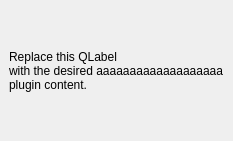
First picture: the form in algomaps_qgis_dockwidget_base.ui, repository Algolytics/algomaps_qgis, before the edit.
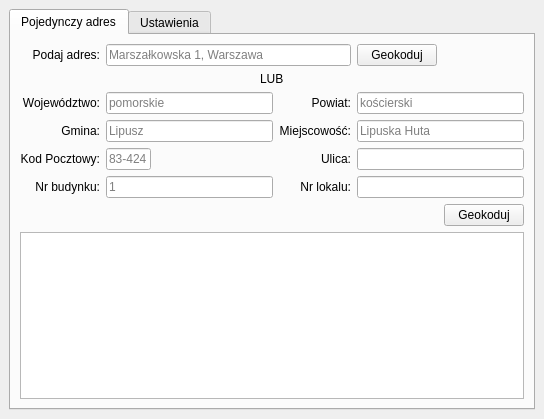
Second picture: the form after the edit. The open tabs and pages were chosen to show the change. Custom widgets are drawn as their Qt base class.

Commit message: Prepare UI v1 (single+settings)

The edit to the form file:
```diff
--- a/algomaps_qgis_dockwidget_base.ui
+++ b/algomaps_qgis_dockwidget_base.ui
@@ -6,27 +6,500 @@
    <rect>
     <x>0</x>
     <y>0</y>
-    <width>232</width>
-    <height>141</height>
+    <width>544</width>
+    <height>402</height>
    </rect>
   </property>
   <property name="windowTitle">
    <string>TestPlugin</string>
   </property>
   <widget class="QWidget" name="dockWidgetContents">
-   <layout class="QGridLayout" name="gridLayout">
+   <layout class="QGridLayout" name="gridLayout_2">
     <item row="0" column="0">
-     <widget class="QLabel" name="label">
-      <property name="text">
-       <string>Replace this QLabel
-with the desired aaaaaaaaaaaaaaaaaaa
-plugin content.</string>
+     <widget class="QTabWidget" name="tabWidget">
+      <property name="currentIndex">
+       <number>1</number>
       </property>
+      <widget class="QWidget" name="tab_single">
+       <attribute name="title">
+        <string>Pojedynczy adres</string>
+       </attribute>
+       <layout class="QGridLayout" name="gridLayout">
+        <item row="5" column="2">
+         <widget class="QLabel" name="lbl_lokal">
+          <property name="text">
+           <string>Nr lokalu:</string>
+          </property>
+          <property name="alignment">
+           <set>Qt::AlignRight|Qt::AlignTrailing|Qt::AlignVCenter</set>
+          </property>
+         </widget>
+        </item>
+        <item row="2" column="0">
+         <widget class="QLabel" name="lbl_woj">
+          <property name="text">
+           <string>Województwo:</string>
+          </property>
+          <property name="alignment">
+           <set>Qt::AlignRight|Qt::AlignTrailing|Qt::AlignVCenter</set>
+          </property>
+         </widget>
+        </item>
+        <item row="3" column="1">
+         <widget class="QLineEdit" name="txt_commune">
+          <property name="minimumSize">
+           <size>
+            <width>60</width>
+            <height>0</height>
+           </size>
+          </property>
+          <property name="text">
+           <string/>
+          </property>
+          <property name="placeholderText">
+           <string>Lipusz</string>
+          </property>
+         </widget>
+        </item>
+        <item row="3" column="3">
+         <widget class="QLineEdit" name="txt_city">
+          <property name="minimumSize">
+           <size>
+            <width>60</width>
+            <height>0</height>
+           </size>
+          </property>
+          <property name="text">
+           <string/>
+          </property>
+          <property name="placeholderText">
+           <string>Lipuska Huta</string>
+          </property>
+         </widget>
+        </item>
+        <item row="4" column="3">
+         <widget class="QLineEdit" name="txt_street">
+          <property name="minimumSize">
+           <size>
+            <width>60</width>
+            <height>0</height>
+           </size>
+          </property>
+          <property name="placeholderText">
+           <string/>
+          </property>
+         </widget>
+        </item>
+        <item row="4" column="1">
+         <widget class="QLineEdit" name="txt_postal">
+          <property name="minimumSize">
+           <size>
+            <width>40</width>
+            <height>0</height>
+           </size>
+          </property>
+          <property name="maximumSize">
+           <size>
+            <width>45</width>
+            <height>50</height>
+           </size>
+          </property>
+          <property name="placeholderText">
+           <string>83-424</string>
+          </property>
+         </widget>
+        </item>
+        <item row="0" column="0">
+         <widget class="QLabel" name="lbl_daneog">
+          <property name="text">
+           <string>Podaj adres:</string>
+          </property>
+          <property name="alignment">
+           <set>Qt::AlignRight|Qt::AlignTrailing|Qt::AlignVCenter</set>
+          </property>
+         </widget>
+        </item>
+        <item row="2" column="2">
+         <widget class="QLabel" name="lbl_county">
+          <property name="text">
+           <string>Powiat:</string>
+          </property>
+          <property name="alignment">
+           <set>Qt::AlignRight|Qt::AlignTrailing|Qt::AlignVCenter</set>
+          </property>
+         </widget>
+        </item>
+        <item row="3" column="2">
+         <widget class="QLabel" name="lbl_msc">
+          <property name="text">
+           <string>Miejscowość:</string>
+          </property>
+          <property name="alignment">
+           <set>Qt::AlignRight|Qt::AlignTrailing|Qt::AlignVCenter</set>
+          </property>
+         </widget>
+        </item>
+        <item row="4" column="2">
+         <widget class="QLabel" name="lbl_ulica">
+          <property name="text">
+           <string>Ulica:</string>
+          </property>
+          <property name="alignment">
+           <set>Qt::AlignRight|Qt::AlignTrailing|Qt::AlignVCenter</set>
+          </property>
+         </widget>
+        </item>
+        <item row="3" column="0">
+         <widget class="QLabel" name="lbl_gmina">
+          <property name="text">
+           <string>Gmina:</string>
+          </property>
+          <property name="alignment">
+           <set>Qt::AlignRight|Qt::AlignTrailing|Qt::AlignVCenter</set>
+          </property>
+         </widget>
+        </item>
+        <item row="7" column="0" colspan="4">
+         <widget class="QTextBrowser" name="txt_outputstand"/>
+        </item>
+        <item row="0" column="1" colspan="2">
+         <widget class="QLineEdit" name="txt_daneog">
+          <property name="placeholderText">
+           <string>Marszałkowska 1, Warszawa</string>
+          </property>
+         </widget>
+        </item>
+        <item row="4" column="0">
+         <widget class="QLabel" name="lbl_kod">
+          <property name="text">
+           <string>Kod Pocztowy:</string>
+          </property>
+          <property name="alignment">
+           <set>Qt::AlignRight|Qt::AlignTrailing|Qt::AlignVCenter</set>
+          </property>
+         </widget>
+        </item>
+        <item row="5" column="0">
+         <widget class="QLabel" name="lbl_bud">
+          <property name="text">
+           <string>Nr budynku:</string>
+          </property>
+          <property name="alignment">
+           <set>Qt::AlignRight|Qt::AlignTrailing|Qt::AlignVCenter</set>
+          </property>
+         </widget>
+        </item>
+        <item row="5" column="3">
+         <widget class="QLineEdit" name="txt_flatno">
+          <property name="minimumSize">
+           <size>
+            <width>60</width>
+            <height>0</height>
+           </size>
+          </property>
+          <property name="toolTip">
+           <string/>
+          </property>
+          <property name="text">
+           <string/>
+          </property>
+          <property name="placeholderText">
+           <string/>
+          </property>
+         </widget>
+        </item>
+        <item row="6" column="3" alignment="Qt::AlignRight">
+         <widget class="QPushButton" name="btn_standarize_details">
+          <property name="sizePolicy">
+           <sizepolicy hsizetype="Minimum" vsizetype="Fixed">
+            <horstretch>0</horstretch>
+            <verstretch>0</verstretch>
+           </sizepolicy>
+          </property>
+          <property name="minimumSize">
+           <size>
+            <width>0</width>
+            <height>0</height>
+           </size>
+          </property>
+          <property name="maximumSize">
+           <size>
+            <width>150</width>
+            <height>16777215</height>
+           </size>
+          </property>
+          <property name="text">
+           <string>Geokoduj</string>
+          </property>
+         </widget>
+        </item>
+        <item row="5" column="1">
+         <widget class="QLineEdit" name="txt_houseno">
+          <property name="minimumSize">
+           <size>
+            <width>60</width>
+            <height>0</height>
+           </size>
+          </property>
+          <property name="toolTip">
+           <string/>
+          </property>
+          <property name="text">
+           <string/>
+          </property>
+          <property name="placeholderText">
+           <string>1</string>
+          </property>
+         </widget>
+        </item>
+        <item row="2" column="1">
+         <widget class="QLineEdit" name="txt_voivodeship">
+          <property name="sizePolicy">
+           <sizepolicy hsizetype="Expanding" vsizetype="Fixed">
+            <horstretch>0</horstretch>
+            <verstretch>0</verstretch>
+           </sizepolicy>
+          </property>
+          <property name="minimumSize">
+           <size>
+            <width>60</width>
+            <height>0</height>
+           </size>
+          </property>
+          <property name="placeholderText">
+           <string>pomorskie</string>
+          </property>
+         </widget>
+        </item>
+        <item row="2" column="3">
+         <widget class="QLineEdit" name="txt_county">
+          <property name="minimumSize">
+           <size>
+            <width>60</width>
+            <height>0</height>
+           </size>
+          </property>
+          <property name="text">
+           <string/>
+          </property>
+          <property name="placeholderText">
+           <string>kościerski</string>
+          </property>
+         </widget>
+        </item>
+        <item row="0" column="3" alignment="Qt::AlignLeft">
+         <widget class="QPushButton" name="btn_standarize_general">
+          <property name="sizePolicy">
+           <sizepolicy hsizetype="Minimum" vsizetype="Fixed">
+            <horstretch>0</horstretch>
+            <verstretch>0</verstretch>
+           </sizepolicy>
+          </property>
+          <property name="maximumSize">
+           <size>
+            <width>150</width>
+            <height>16777215</height>
+           </size>
+          </property>
+          <property name="text">
+           <string>Geokoduj</string>
+          </property>
+         </widget>
+        </item>
+        <item row="1" column="0" colspan="4" alignment="Qt::AlignHCenter">
+         <widget class="QLabel" name="lbl_lub">
+          <property name="text">
+           <string>LUB</string>
+          </property>
+         </widget>
+        </item>
+       </layout>
+       <zorder>btn_standarize_details</zorder>
+       <zorder>lbl_daneog</zorder>
+       <zorder>txt_outputstand</zorder>
+       <zorder>lbl_woj</zorder>
+       <zorder>txt_daneog</zorder>
+       <zorder>lbl_county</zorder>
+       <zorder>txt_county</zorder>
+       <zorder>txt_commune</zorder>
+       <zorder>lbl_gmina</zorder>
+       <zorder>lbl_msc</zorder>
+       <zorder>txt_city</zorder>
+       <zorder>txt_street</zorder>
+       <zorder>lbl_ulica</zorder>
+       <zorder>txt_postal</zorder>
+       <zorder>lbl_kod</zorder>
+       <zorder>lbl_bud</zorder>
+       <zorder>txt_houseno</zorder>
+       <zorder>txt_flatno</zorder>
+       <zorder>lbl_lokal</zorder>
+       <zorder>txt_voivodeship</zorder>
+       <zorder>btn_standarize_general</zorder>
+       <zorder>lbl_lub</zorder>
+      </widget>
+      <widget class="QWidget" name="tab_settings">
+       <attribute name="title">
+        <string>Ustawienia</string>
+       </attribute>
+       <layout class="QGridLayout" name="gridLayout_3">
+        <item row="2" column="0" colspan="4">
+         <widget class="QGroupBox" name="groupBox_settings_single">
+          <property name="title">
+           <string>Batch</string>
+          </property>
+          <layout class="QGridLayout" name="gridLayout_6">
+           <item row="0" column="2">
+            <widget class="QLineEdit" name="txt_dq_user"/>
+           </item>
+           <item row="1" column="0">
+            <widget class="QLabel" name="lbl_set_dqtoken">
+             <property name="text">
+              <string>DQ token:</string>
+             </property>
+            </widget>
+           </item>
+           <item row="0" column="0">
+            <widget class="QLabel" name="lbl_set_dquser">
+             <property name="text">
+              <string>DQ user:</string>
+             </property>
+            </widget>
+           </item>
+           <item row="1" column="2">
+            <widget class="QgsPasswordLineEdit" name="txt_dq_token"/>
+           </item>
+          </layout>
+         </widget>
+        </item>
+        <item row="0" column="3">
+         <widget class="QPushButton" name="btn_settings_reset">
+          <property name="text">
+           <string>Resetuj</string>
+          </property>
+         </widget>
+        </item>
+        <item row="0" column="1">
+         <spacer name="horizontalSpacer_settings">
+          <property name="orientation">
+           <enum>Qt::Horizontal</enum>
+          </property>
+          <property name="sizeHint" stdset="0">
+           <size>
+            <width>40</width>
+            <height>20</height>
+           </size>
+          </property>
+         </spacer>
+        </item>
+        <item row="1" column="0" colspan="4">
+         <widget class="QGroupBox" name="groupBox_settings_single_2">
+          <property name="title">
+           <string>Pojedynczy adres</string>
+          </property>
+          <layout class="QGridLayout" name="gridLayout_7">
+           <item row="0" column="2">
+            <widget class="QgsPasswordLineEdit" name="txt_api_key"/>
+           </item>
+           <item row="0" column="0" colspan="2">
+            <widget class="QLabel" name="lbl_set_apikey">
+             <property name="text">
+              <string>API key:</string>
+             </property>
+            </widget>
+           </item>
+          </layout>
+         </widget>
+        </item>
+        <item row="3" column="0" colspan="4">
+         <widget class="QGroupBox" name="groupBox">
+          <property name="title">
+           <string>Dodatkowe ustawienia</string>
+          </property>
+          <layout class="QGridLayout" name="gridLayout_5">
+           <item row="2" column="0">
+            <widget class="QCheckBox" name="chk_teryt">
+             <property name="text">
+              <string>Identyfikatory TERYT</string>
+             </property>
+             <property name="checkable">
+              <bool>false</bool>
+             </property>
+            </widget>
+           </item>
+           <item row="4" column="0">
+            <widget class="QCheckBox" name="chk_buildinfo">
+             <property name="text">
+              <string>Informacje o budynku</string>
+             </property>
+             <property name="checkable">
+              <bool>false</bool>
+             </property>
+            </widget>
+           </item>
+           <item row="3" column="0">
+            <widget class="QCheckBox" name="chk_gus">
+             <property name="text">
+              <string>Obwody i demografia GUS</string>
+             </property>
+             <property name="checkable">
+              <bool>false</bool>
+             </property>
+            </widget>
+           </item>
+           <item row="1" column="0">
+            <widget class="QLabel" name="lbl_set_dopisz">
+             <property name="text">
+              <string>Dopisz do wyniku:</string>
+             </property>
+            </widget>
+           </item>
+           <item row="5" column="0">
+            <widget class="QCheckBox" name="chk_risk">
+             <property name="text">
+              <string>Ryzyko finansowe</string>
+             </property>
+             <property name="checkable">
+              <bool>false</bool>
+             </property>
+            </widget>
+           </item>
+          </layout>
+         </widget>
+        </item>
+        <item row="0" column="0">
+         <widget class="QPushButton" name="btn_settings_save">
+          <property name="text">
+           <string>Zapisz</string>
+          </property>
+         </widget>
+        </item>
+        <item row="4" column="0" colspan="4">
+         <spacer name="verticalSpacer_settings">
+          <property name="orientation">
+           <enum>Qt::Vertical</enum>
+          </property>
+          <property name="sizeHint" stdset="0">
+           <size>
+            <width>20</width>
+            <height>40</height>
+           </size>
+          </property>
+         </spacer>
+        </item>
+       </layout>
+      </widget>
      </widget>
     </item>
    </layout>
   </widget>
  </widget>
+ <customwidgets>
+  <customwidget>
+   <class>QgsPasswordLineEdit</class>
+   <extends>QLineEdit</extends>
+   <header>qgspasswordlineedit.h</header>
+  </customwidget>
+ </customwidgets>
  <resources/>
  <connections/>
 </ui>
```
Left out of the diff: 6 changed lines with no effect on the pictures.
